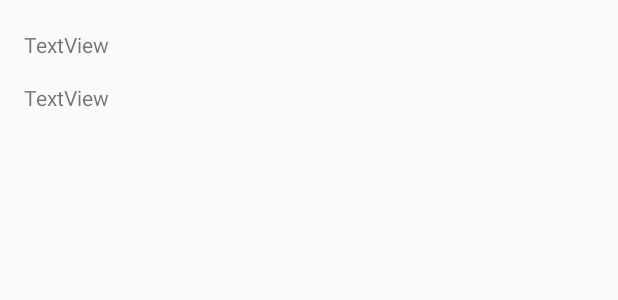
After one commit to canraar07/Go_Teknisi, an Android app: the layout template_order_status.xml on its own in the app's theme, with its tools: preview values and no code run, on a phone screen of 412 x 824 dp. The commit adds this screen. Shown: the top 300 px of the screen. Run offline under Robolectric (Android 15) with nearby library versions, the phone set to English and light mode, and no system bars.

Commit message:
push new Order

```diff
--- a/app/src/main/java/com/goteknisi/network/ApiendPoint.kt
+++ b/app/src/main/java/com/goteknisi/network/ApiendPoint.kt
@@ -39,4 +39,9 @@ interface ApiendPoint {
         @Query("nocus") nocus : String?
     ): Call<ResponseOrder>
 
+    @GET("statusOrder.php")
+    fun StatusOrder(
+        @Query("idcustomer") idcustomer : String?
+    ): Call<ResponseStatusOrder>
+
 }
--- /dev/null
+++ b/app/src/main/res/layout/template_order_status.xml
@@ -0,0 +1,31 @@
+<?xml version="1.0" encoding="utf-8"?>
+<androidx.constraintlayout.widget.ConstraintLayout
+    xmlns:android="http://schemas.android.com/apk/res/android"
+    xmlns:app="http://schemas.android.com/apk/res-auto"
+    xmlns:tools="http://schemas.android.com/tools"
+    android:layout_width="match_parent"
+    android:layout_marginTop="10dp"
+    android:layout_marginBottom="10dp"
+    android:layout_height="wrap_content">
+
+    <TextView
+        android:id="@+id/text_idorder"
+        android:layout_width="wrap_content"
+        android:layout_height="wrap_content"
+        android:layout_marginStart="16dp"
+        android:layout_marginTop="10dp"
+        android:text="TextView"
+        app:layout_constraintStart_toStartOf="parent"
+        app:layout_constraintTop_toTopOf="parent" />
+
+    <TextView
+        android:id="@+id/text_status"
+        android:layout_width="wrap_content"
+        android:layout_height="wrap_content"
+        android:layout_marginStart="16dp"
+        android:layout_marginTop="16dp"
+        android:layout_marginBottom="10dp"
+        android:text="TextView"
+        app:layout_constraintStart_toStartOf="parent"
+        app:layout_constraintTop_toBottomOf="@+id/text_idorder" />
+</androidx.constraintlayout.widget.ConstraintLayout>
```
Also changed, not shown: app/src/main/java/com/goteknisi/adapter/AdapterStatusOrder.kt (added, +47 -0 lines), app/src/main/java/com/goteknisi/network/model/ResponseModelStatusOrder.kt (added, +26 -0 lines), app/src/main/java/com/goteknisi/network/response/ResponseStatusOrder.kt (added, +11 -0 lines), app/src/main/java/com/goteknisi/ui/dashboarcus/DashboarCusFragment.kt (+6 -1 lines), app/src/main/java/com/goteknisi/ui/dashboarcus/HalamanBookingCustomer.kt (added, +112 -0 lines), app/src/main/java/com/goteknisi/utils/DataStatusOrder.kt (added, +14 -0 lines), app/src/main/res/layout/fragment_halaman_booking_customer.xml (added, +13 -0 lines).
